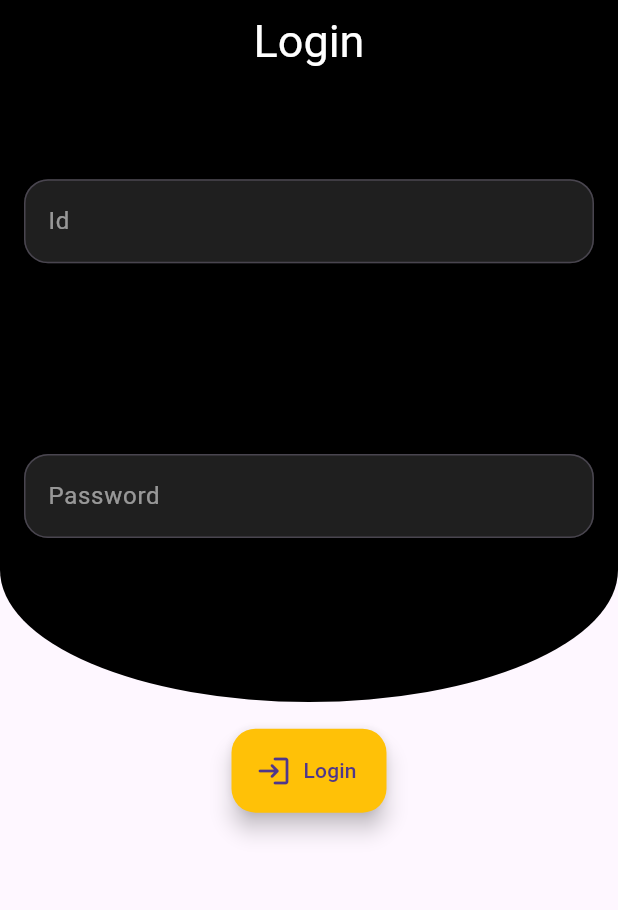
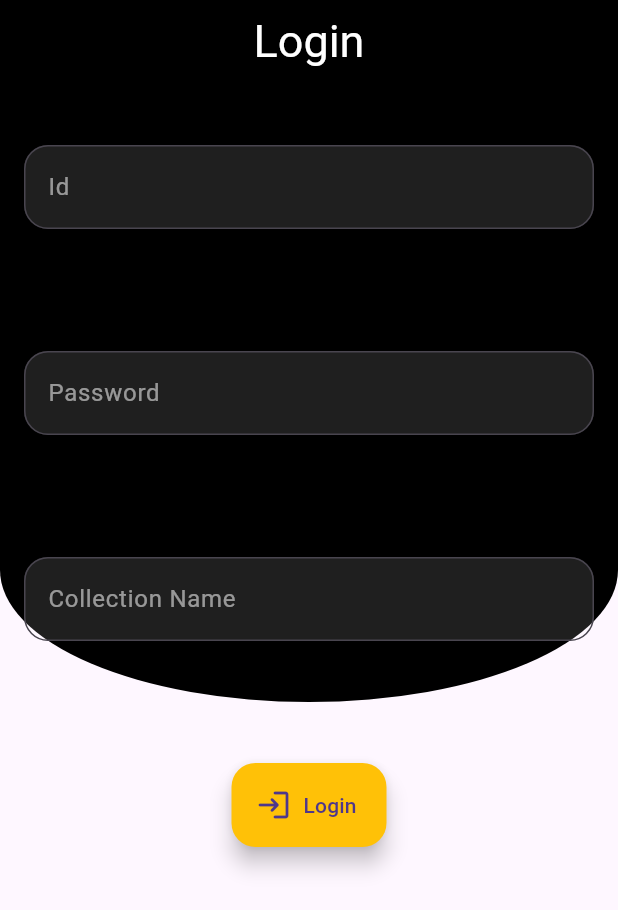
Before and after one commit to Akhand-Pratap-Tiwari/qr_scanner_v2, a Flutter app: the screen it shows after launch, on a phone screen of 412 x 824 dp. Shown: the top 910 px of the screen. Run offline on Flutter 3.47's test engine with Material 2 defaults, Android fonts, the phone set to English and light mode, and no system bars; our stand-ins replace lottie; missing offline and left inert: mobile_scanner, mongo_dart; statements that could not run were skipped.

Commit message:
Extra Field for collection input added but is non-functional

```diff
--- a/lib/login.dart
+++ b/lib/login.dart
@@ -20,10 +20,13 @@ class _LoginPageState extends State<LoginPage> {
 
   var idController = TextEditingController();
   var passController = TextEditingController();
+  var collectionController = TextEditingController();
 
   void _validator(BuildContext context) {
     var id = idController.text.trim();
     var pass = passController.text.trim();
+    var collection = collectionController.text.trim();
+
 
     if (id == '' || pass == '' || pass != univPass || id != univId) {
       showDialog(
@@ -96,6 +99,12 @@ class _LoginPageState extends State<LoginPage> {
                             const InputDecoration(labelText: "Password"),
                         style: const TextStyle(color: Colors.white),
                       ),
+                      TextField(
+                        controller: collectionController,
+                        decoration:
+                            const InputDecoration(labelText: "Collection Name"),
+                        style: const TextStyle(color: Colors.white),
+                      ),
                       FloatingActionButton.extended(
                         onPressed: () => _validator(context),
                         icon: const Icon(Icons.login_rounded),
--- a/lib/main.dart
+++ b/lib/main.dart
@@ -4,7 +4,7 @@ import 'database/database.dart';
 import 'login.dart';
 
 Future<void> main() async {
-   WidgetsFlutterBinding.ensureInitialized();
+  WidgetsFlutterBinding.ensureInitialized();
   await MongoDatabase.connect();
   runApp(const MainApp());
 }
```
Also changed, not shown: lib/home.dart (+8 -8 lines).
